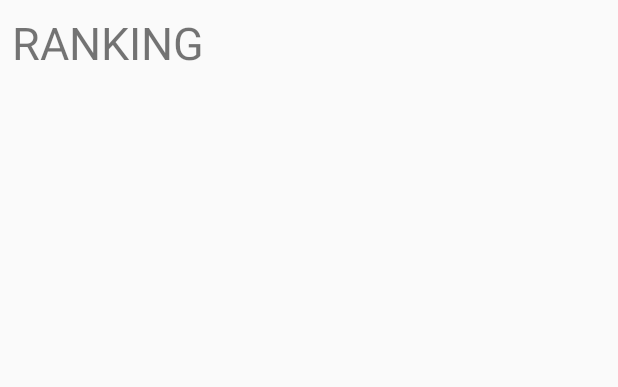
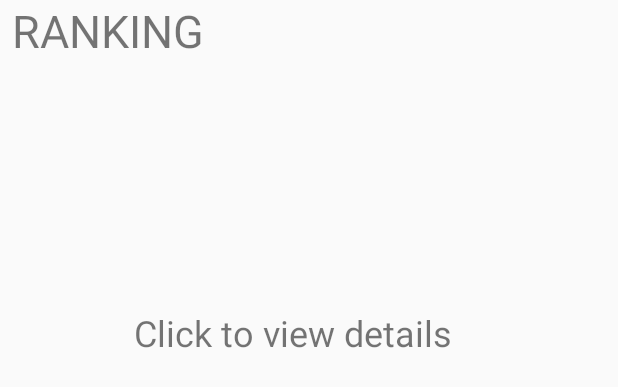
Before and after one commit to Pacodam/Android-Project, an Android app: the layout activity_rank.xml on its own in the app's theme, with its tools: preview values and no code run, on a phone screen of 412 x 824 dp. Shown: the top 387 px of the screen. Run offline under Robolectric (Android 15) with nearby library versions, the phone set to English and light mode, and no system bars; network calls fail.

Commit message:
ranking session 4

```diff
--- a/app/src/main/res/layout/activity_rank.xml
+++ b/app/src/main/res/layout/activity_rank.xml
@@ -10,28 +10,45 @@
     <TextView
         android:id="@+id/textView"
         android:layout_width="0dp"
-        android:layout_height="120dp"
+        android:layout_height="52dp"
         android:layout_marginStart="8dp"
-        android:layout_marginTop="8dp"
         android:layout_marginEnd="8dp"
         android:text="@string/hintRank"
         android:textSize="30sp"
         app:layout_constraintEnd_toEndOf="parent"
+        app:layout_constraintHorizontal_bias="0.0"
         app:layout_constraintStart_toStartOf="parent"
         app:layout_constraintTop_toTopOf="parent" />
+
+    <TextView
+        android:id="@+id/textView2"
+        android:layout_width="wrap_content"
+        android:layout_height="wrap_content"
+        android:layout_marginStart="76dp"
+        android:layout_marginTop="25dp"
+        android:layout_marginEnd="97dp"
+        android:layout_marginBottom="69dp"
+        android:text="Click to view details"
+        android:textSize="24sp"
+        app:layout_constraintBottom_toTopOf="@+id/swipeRefreshLayout"
+        app:layout_constraintEnd_toEndOf="parent"
+        app:layout_constraintStart_toStartOf="parent"
+        app:layout_constraintTop_toBottomOf="@+id/textView" />
 
     <android.support.v4.widget.SwipeRefreshLayout
         android:id="@+id/swipeRefreshLayout"
         android:layout_width="0dp"
-        android:layout_height="0dp"
-        android:layout_marginBottom="8dp"
-        android:layout_marginEnd="8dp"
+        android:layout_height="381dp"
         android:layout_marginStart="8dp"
         android:layout_marginTop="8dp"
+        android:layout_marginEnd="8dp"
+        android:layout_marginBottom="8dp"
         app:layout_constraintBottom_toBottomOf="parent"
         app:layout_constraintEnd_toEndOf="parent"
+        app:layout_constraintHorizontal_bias="0.0"
         app:layout_constraintStart_toStartOf="parent"
-        app:layout_constraintTop_toBottomOf="@+id/textView">
+        app:layout_constraintTop_toBottomOf="@+id/textView"
+        app:layout_constraintVertical_bias="1.0">
 
         <android.support.v7.widget.RecyclerView
             android:id="@+id/recyclerView"
--- a/app/src/main/res/layout/player_detail.xml
+++ b/app/src/main/res/layout/player_detail.xml
@@ -53,7 +53,7 @@
         android:layout_marginStart="147dp"
         android:layout_marginTop="31dp"
         android:layout_marginEnd="149dp"
-        android:text="Button"
+        android:text="send message"
         app:layout_constraintEnd_toEndOf="parent"
         app:layout_constraintHorizontal_bias="1.0"
         app:layout_constraintStart_toStartOf="parent"
```
Also changed, not shown: app/src/main/java/com/stucom/franmorenoalc/AdjustmentsActivity.java (+40 -0 lines), app/src/main/java/com/stucom/franmorenoalc/RankActivity.java (+16 -12 lines), app/src/main/java/com/stucom/franmorenoalc/model/Player.java (+15 -13 lines), app/src/main/res/layout/list_item.xml (+8 -7 lines).
